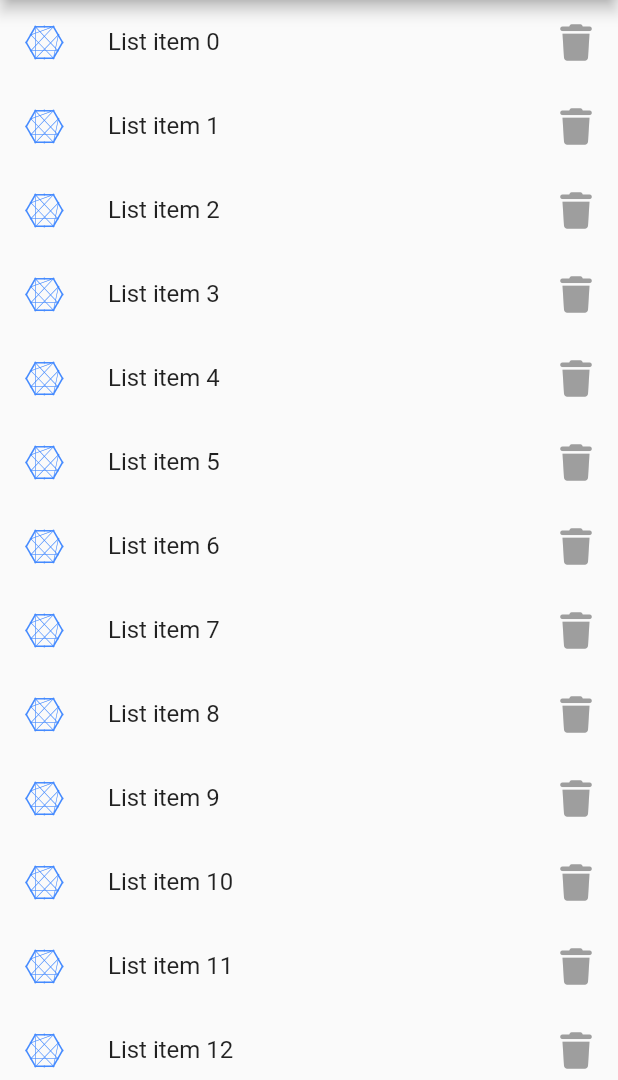
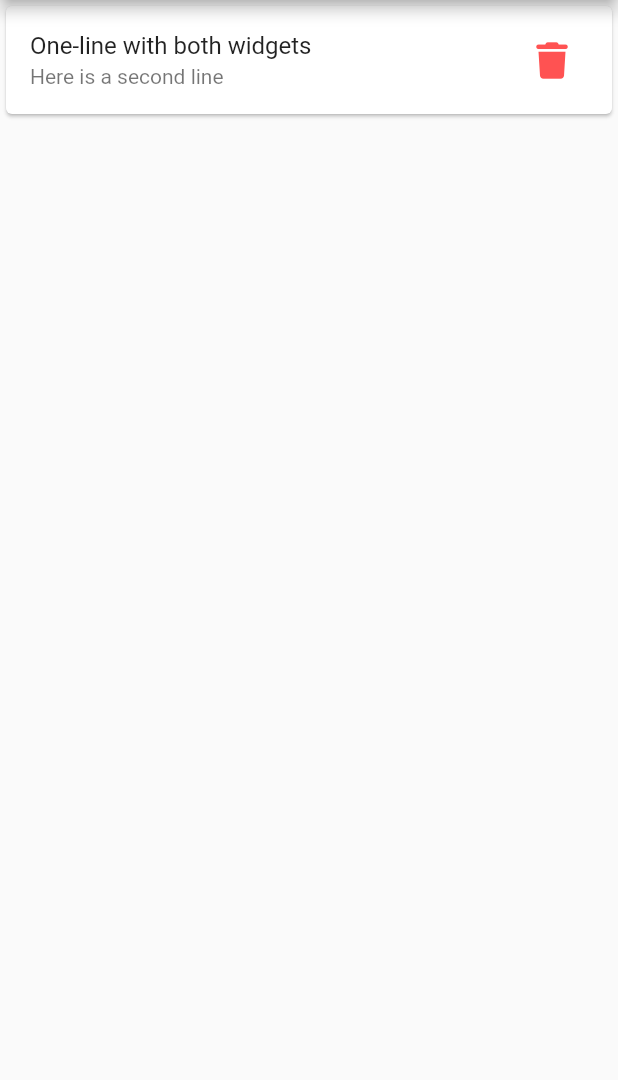
Before and after one commit to Guzzizander/mqtt_control_2, a Flutter app: the screen it shows after launch, on a phone screen of 412 x 824 dp, the part 156-1236 px from its top. Run offline on Flutter 3.47's test engine with Material 2 defaults, Android fonts, the phone set to English and light mode, and no system bars; our stand-ins replace font_awesome_flutter; missing offline and left inert: mqtt_client.

```diff
--- a/lib/src/screens/configuracion.dart
+++ b/lib/src/screens/configuracion.dart
@@ -1,8 +1,11 @@
 import 'package:flutter/material.dart';
 import 'package:font_awesome_flutter/font_awesome_flutter.dart';
+import '../variables.dart';
 
 class Configuracion extends StatelessWidget {
   @override
+
+  /*
   Widget build(BuildContext context) {
     return Scaffold(
       body: ListView.builder(
@@ -11,8 +14,15 @@ class Configuracion extends StatelessWidget {
           itemCount: 50,
           itemBuilder: (BuildContext context, int index) {
             return ListTile(
-                leading: Icon(FontAwesomeIcons.connectdevelop,
-                    color: Colors.blueAccent),
+                leading: Icon(
+                  FontAwesomeIcons.connectdevelop,
+                  color: Colors.blueAccent,
+                  /*
+                  onTap: () {
+                    print('Hola Radiola');
+                  },
+                  */
+                ),
                 /*
                 trailing: Text(
                   "GFG",
@@ -24,4 +34,28 @@ class Configuracion extends StatelessWidget {
           }),
     );
   }
+  */
+  Widget build(BuildContext context) {
+    return Scaffold(
+      body: ListView(
+        children: <Widget>[
+          Card(
+            child: ListTile(
+              //leading: FlutterLogo(),
+              title: Text('One-line with both widgets'),
+              subtitle: Text('Here is a second line'),
+              trailing: IconButton(
+                //iconSize: 40,
+                icon: FaIcon(FontAwesomeIcons.trash),
+                color: Colors.redAccent,
+                onPressed: () {
+                  print('ddd');
+                },
+              ),
+            ),
+          ),
+        ],
+      ),
+    );
+  }
 }
--- a/pubspec.yaml
+++ b/pubspec.yaml
@@ -36,6 +36,7 @@ dependencies:
   cupertino_icons: ^1.0.2
   mqtt_client: ^9.6.7
   font_awesome_flutter: ^10.1.0
+  path_provider: ^2.0.9
 
 dev_dependencies:
   flutter_test:
```
Also changed, not shown: lib/src/screens/conexion.dart (+26 -7 lines), lib/src/screens/control.dart (+2 -5 lines), lib/src/variables.dart (+7 -0 lines), lib/src/screens/menu.dart (line endings or trailing spaces), pubspec.lock.
